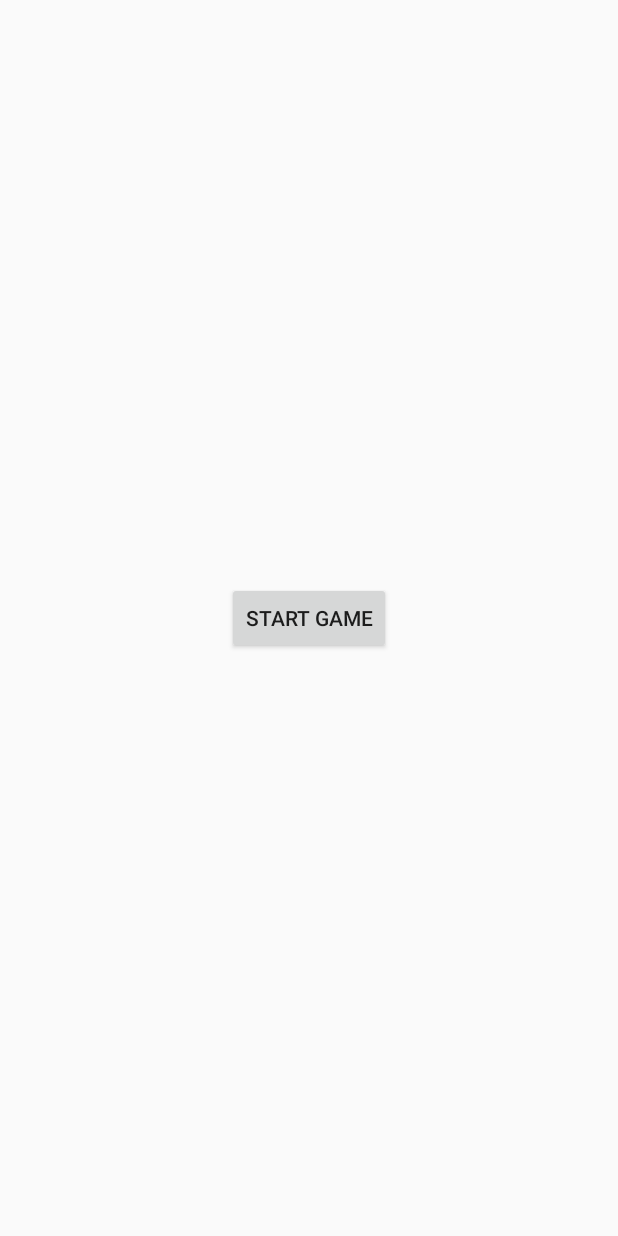
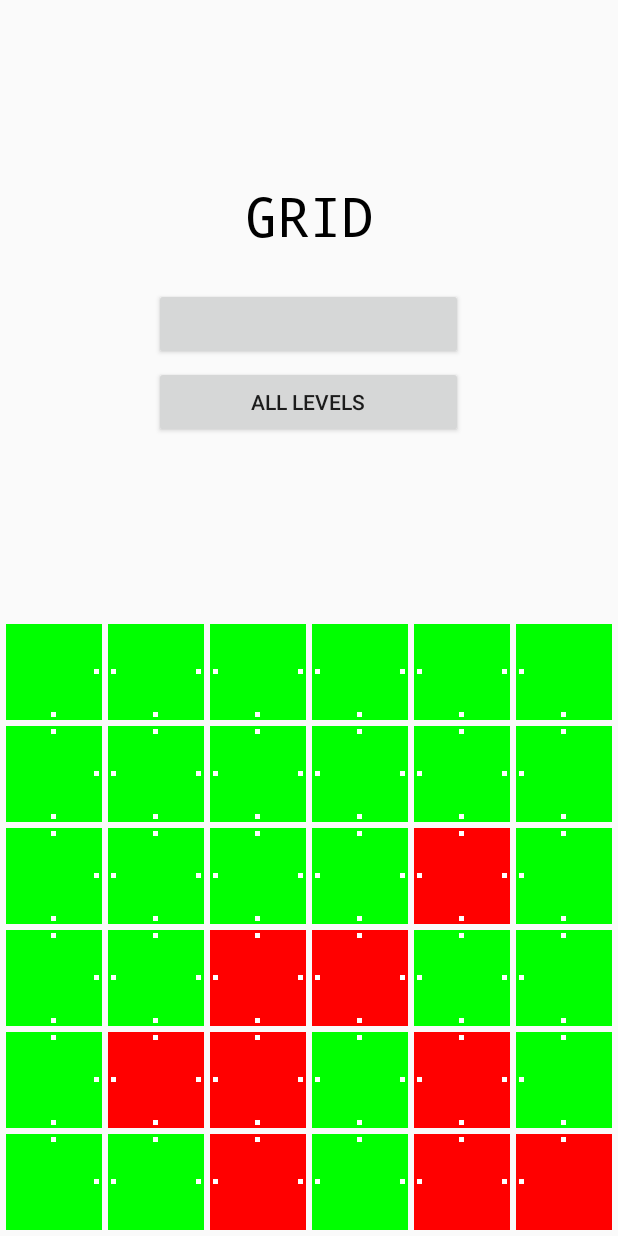
Before and after one commit to markormesher/grid, an Android app: the screen it shows after launch (PreGameActivity), on a phone screen of 412 x 824 dp. Run offline under Robolectric (Android 15) with nearby library versions, the phone set to English and light mode, and no system bars.

Commit message:
More interesting pre-game screen

```diff
--- a/app/src/main/AndroidManifest.xml
+++ b/app/src/main/AndroidManifest.xml
@@ -14,7 +14,10 @@
 			android:theme="@style/AppTheme"
 			android:fullBackupContent="true">
 
-		<activity android:name=".PreGameActivity">
+		<activity
+				android:name=".PreGameActivity"
+				android:screenOrientation="portrait"
+				>
 			<intent-filter>
 				<action android:name="android.intent.action.MAIN"/>
 				<category android:name="android.intent.category.LAUNCHER"/>
--- a/app/src/main/kotlin/uk/co/markormesher/grid/PreGameActivity.kt
+++ b/app/src/main/kotlin/uk/co/markormesher/grid/PreGameActivity.kt
@@ -2,21 +2,51 @@ package uk.co.markormesher.grid
 
 import android.content.Intent
 import android.os.Bundle
+import android.os.Handler
+import android.os.Looper
 import android.support.v7.app.AppCompatActivity
+import android.view.Window
+import android.view.WindowManager
 import kotlinx.android.synthetic.main.activity_pre_game.*
+import uk.co.markormesher.grid.model.makeSampleGameState
+import java.util.*
 
 class PreGameActivity : AppCompatActivity() {
 
-	override fun onCreate(savedInstanceState: Bundle?) {
+	private val size = 6
+	private val gameState = makeSampleGameState(size, 2)
+	private val handler = Handler(Looper.getMainLooper())
+	private val flipRunnable = Runnable { doFlip() }
+    private val random = Random()
+
+    override fun onCreate(savedInstanceState: Bundle?) {
 		super.onCreate(savedInstanceState)
 		initView()
 	}
 
 	private fun initView() {
-		setContentView(R.layout.activity_pre_game)
+        requestWindowFeature(Window.FEATURE_NO_TITLE)
+        window.setFlags(WindowManager.LayoutParams.FLAG_FULLSCREEN, WindowManager.LayoutParams.FLAG_FULLSCREEN)
+        setContentView(R.layout.activity_pre_game)
 		btn_start_game.setOnClickListener {
 			startActivity(Intent(this@PreGameActivity, GameActivity::class.java))
 		}
+		game_board.gameState = gameState
+	}
+
+    override fun onResume() {
+        super.onResume()
+		doFlip()
+    }
+
+    override fun onPause() {
+        super.onPause()
+		handler.removeCallbacks(flipRunnable)
+    }
+
+	private fun doFlip() {
+		gameState.flip(random.nextInt(size), random.nextInt(size), systemAction = true)
+		handler.postDelayed(flipRunnable, 1500L)
 	}
 
 }
--- a/app/src/main/res/layout/activity_pre_game.xml
+++ b/app/src/main/res/layout/activity_pre_game.xml
@@ -3,17 +3,70 @@
 		xmlns:android="http://schemas.android.com/apk/res/android"
 		xmlns:tools="http://schemas.android.com/tools"
 		tools:context="uk.co.markormesher.grid.PreGameActivity"
-		android:padding="@dimen/activity_margin"
 		android:layout_width="match_parent"
 		android:layout_height="match_parent"
 		>
 
-	<Button
-			android:id="@+id/btn_start_game"
-			android:layout_width="wrap_content"
+	<LinearLayout
+			android:id="@+id/content_wrapper"
+			android:layout_width="match_parent"
 			android:layout_height="wrap_content"
-			android:text="Start Game"
-			android:layout_centerInParent="true"
+			android:layout_alignParentTop="true"
+			android:layout_above="@+id/game_board"
+			android:gravity="center"
+			android:orientation="vertical"
+			>
+
+
+		<TextView
+				android:layout_width="wrap_content"
+				android:layout_height="wrap_content"
+				android:text="@string/app_name"
+				android:layout_marginBottom="@dimen/space_medium"
+				style="@style/pre_game_title"
+				/>
+
+		<LinearLayout
+				android:layout_width="match_parent"
+				android:layout_height="wrap_content"
+				android:orientation="horizontal"
+				android:gravity="center"
+				android:weightSum="2"
+				android:baselineAligned="false">
+
+			<LinearLayout
+					android:layout_width="0dp"
+					android:layout_weight="1"
+					android:layout_height="wrap_content"
+					android:orientation="vertical">
+
+				<Button
+						android:id="@+id/btn_start_game"
+						android:layout_width="match_parent"
+						android:layout_height="wrap_content"
+						android:layout_marginBottom="@dimen/space_nano"
+						style="@style/Widget.AppCompat.Button"
+						/>
+
+				<Button
+						android:id="@+id/btn_all_levels"
+						android:layout_width="match_parent"
+						android:layout_height="wrap_content"
+						android:text="@string/pre_game_all_levels"
+						/>
+
+			</LinearLayout>
+
+		</LinearLayout>
+
+	</LinearLayout>
+
+	<uk.co.markormesher.grid.ui.GameBoard
+			android:id="@id/game_board"
+			android:layout_width="match_parent"
+			android:layout_height="match_parent"
+			android:layout_alignParentBottom="true"
+			android:layout_margin="2dp"
 			/>
 
 </RelativeLayout>
--- a/app/src/main/res/layout/merge_pause_overlay.xml
+++ b/app/src/main/res/layout/merge_pause_overlay.xml
@@ -30,7 +30,7 @@
                 android:layout_width="match_parent"
                 android:layout_height="wrap_content"
                 android:text="@string/paused_resume"
-                android:layout_marginBottom="@dimen/space_small"
+                android:layout_marginBottom="@dimen/space_nano"
                 />
 
         <Button
--- a/app/src/main/res/values/strings.xml
+++ b/app/src/main/res/values/strings.xml
@@ -1,6 +1,9 @@
 <resources>
 
     <string name="app_name">Grid</string>
+
+    <string name="pre_game_start">Start Game</string>
+    <string name="pre_game_all_levels">All Levels</string>
 
     <string name="stat_level_title">Level</string>
     <string name="stat_progress_title">Progress</string>
--- a/app/src/main/res/values/styles.xml
+++ b/app/src/main/res/values/styles.xml
@@ -18,6 +18,13 @@
 		<item name="android:fontFamily">monospace</item>
     </style>
 
+    <style name="pre_game_title">
+        <item name="android:textColor">#ff000000</item>
+        <item name="android:textSize">36sp</item>
+        <item name="android:textAllCaps">true</item>
+		<item name="android:fontFamily">monospace</item>
+    </style>
+
     <style name="overlay_title">
         <item name="android:textColor">#ffffffff</item>
         <item name="android:textSize">28sp</item>
```
